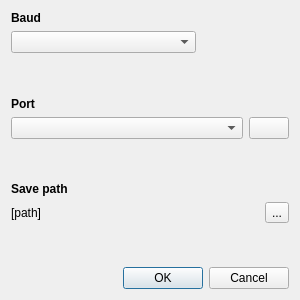
antgon/microdaq, file ui/settings_dlg.ui: the form before one commit.
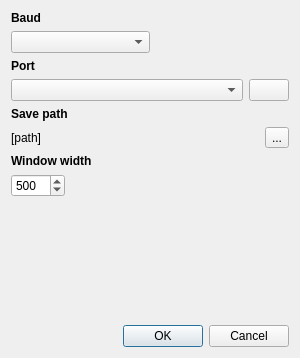
The form after the commit. Icons and pictures are not drawn.

Commit message: Added setting to choose plotting window width

Diff of the .ui file:
```diff
--- a/ui/settings_dlg.ui
+++ b/ui/settings_dlg.ui
@@ -7,13 +7,13 @@
     <x>0</x>
     <y>0</y>
     <width>300</width>
-    <height>300</height>
+    <height>358</height>
    </rect>
   </property>
   <property name="windowTitle">
    <string>Settings</string>
   </property>
-  <layout class="QVBoxLayout" name="verticalLayout_4">
+  <layout class="QVBoxLayout" name="verticalLayout_5">
    <item>
     <layout class="QVBoxLayout" name="verticalLayout">
      <item>
@@ -24,7 +24,7 @@
       </widget>
      </item>
      <item>
-      <layout class="QHBoxLayout" name="horizontalLayout" stretch="2,1">
+      <layout class="QHBoxLayout" name="horizontalLayout" stretch="1,1">
        <item>
         <widget class="QComboBox" name="baudComboBox"/>
        </item>
@@ -45,25 +45,18 @@
      </item>
     </layout>
    </item>
-   <item>
-    <spacer name="verticalSpacer_2">
-     <property name="orientation">
-      <enum>Qt::Vertical</enum>
-     </property>
-     <property name="sizeHint" stdset="0">
-      <size>
-       <width>20</width>
-       <height>40</height>
-      </size>
-     </property>
-    </spacer>
-   </item>
    <item>
     <layout class="QVBoxLayout" name="verticalLayout_2">
      <item>
       <widget class="QLabel" name="label_2">
+       <property name="font">
+        <font>
+         <weight>75</weight>
+         <bold>true</bold>
+        </font>
+       </property>
        <property name="text">
-        <string>&lt;html&gt;&lt;head/&gt;&lt;body&gt;&lt;p&gt;&lt;span style=&quot; font-weight:600;&quot;&gt;Port&lt;/span&gt;&lt;/p&gt;&lt;/body&gt;&lt;/html&gt;</string>
+        <string>Port</string>
        </property>
       </widget>
      </item>
@@ -90,25 +83,18 @@
      </item>
     </layout>
    </item>
-   <item>
-    <spacer name="verticalSpacer_3">
-     <property name="orientation">
-      <enum>Qt::Vertical</enum>
-     </property>
-     <property name="sizeHint" stdset="0">
-      <size>
-       <width>20</width>
-       <height>40</height>
-      </size>
-     </property>
-    </spacer>
-   </item>
    <item>
     <layout class="QVBoxLayout" name="verticalLayout_3">
      <item>
       <widget class="QLabel" name="label_3">
+       <property name="font">
+        <font>
+         <weight>75</weight>
+         <bold>true</bold>
+        </font>
+       </property>
        <property name="text">
-        <string>&lt;html&gt;&lt;head/&gt;&lt;body&gt;&lt;p&gt;&lt;span style=&quot; font-weight:600;&quot;&gt;Save path&lt;/span&gt;&lt;/p&gt;&lt;/body&gt;&lt;/html&gt;</string>
+        <string>Save path</string>
        </property>
       </widget>
      </item>
@@ -136,7 +122,57 @@
     </layout>
    </item>
    <item>
-    <spacer name="verticalSpacer">
+    <layout class="QVBoxLayout" name="verticalLayout_4">
+     <item>
+      <widget class="QLabel" name="label_4">
+       <property name="font">
+        <font>
+         <weight>75</weight>
+         <bold>true</bold>
+        </font>
+       </property>
+       <property name="text">
+        <string>Window width</string>
+       </property>
+      </widget>
+     </item>
+     <item>
+      <layout class="QHBoxLayout" name="horizontalLayout_4">
+       <item>
+        <widget class="QSpinBox" name="widthSpinBox">
+         <property name="toolTip">
+          <string>Window width in number of samples</string>
+         </property>
+         <property name="minimum">
+          <number>20</number>
+         </property>
+         <property name="maximum">
+          <number>1000</number>
+         </property>
+         <property name="value">
+          <number>500</number>
+         </property>
+        </widget>
+       </item>
+       <item>
+        <spacer name="horizontalSpacer_2">
+         <property name="orientation">
+          <enum>Qt::Horizontal</enum>
+         </property>
+         <property name="sizeHint" stdset="0">
+          <size>
+           <width>40</width>
+           <height>20</height>
+          </size>
+         </property>
+        </spacer>
+       </item>
+      </layout>
+     </item>
+    </layout>
+   </item>
+   <item>
+    <spacer name="verticalSpacer_4">
      <property name="orientation">
       <enum>Qt::Vertical</enum>
      </property>
```
Left out of the diff: 8 changed lines with no effect on the pictures. The commit also changes 2 other files.
